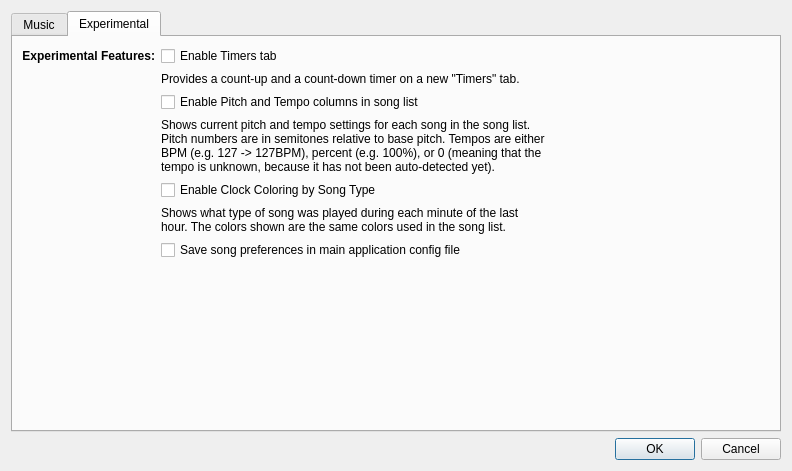
This is SquareDesk-DEV/test123/preferencesdialog.ui in mpogue2/SquareDesk as Qt 5 draws it before an edit. The edited form follows.
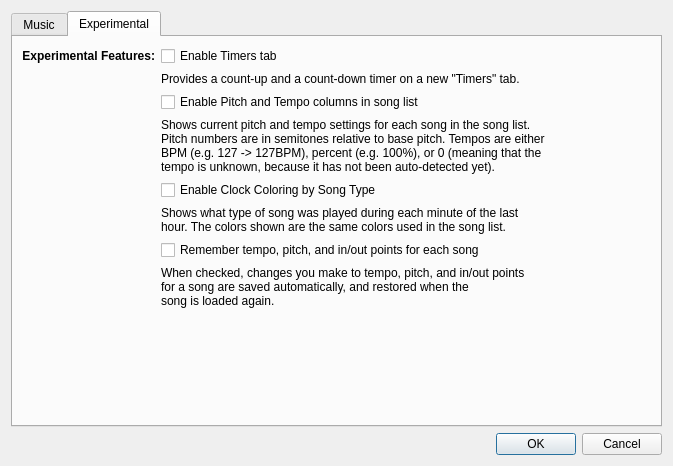
This is the edited form. The open tabs and pages were chosen to show the change.

Commit message:
Fixed layout of Experimental tab in Prefs
Switched to a grid layout, added help, renamed the new feature to something less "technical".

The edit to the form file:
```diff
--- a/SquareDesk-DEV/test123/preferencesdialog.ui
+++ b/SquareDesk-DEV/test123/preferencesdialog.ui
@@ -6,8 +6,8 @@
    <rect>
     <x>0</x>
     <y>0</y>
-    <width>792</width>
-    <height>471</height>
+    <width>673</width>
+    <height>466</height>
    </rect>
   </property>
   <property name="windowTitle">
@@ -203,7 +203,14 @@
         <attribute name="title">
          <string>Experimental</string>
         </attribute>
-        <layout class="QFormLayout" name="formLayout_2">
+        <layout class="QGridLayout" name="gridLayout_2">
+         <item row="2" column="1">
+          <widget class="QCheckBox" name="EnablePitchTempoViewCheckbox">
+           <property name="text">
+            <string>Enable Pitch and Tempo columns in song list</string>
+           </property>
+          </widget>
+         </item>
          <item row="0" column="0">
           <widget class="QLabel" name="ExpFeaturesLabel">
            <property name="font">
@@ -220,28 +227,21 @@
            </property>
           </widget>
          </item>
-         <item row="0" column="1">
+         <item row="0" column="1" colspan="2">
           <widget class="QCheckBox" name="EnableTimersTabCheckbox">
            <property name="text">
             <string>Enable Timers tab</string>
            </property>
           </widget>
          </item>
-         <item row="1" column="1">
+         <item row="1" column="1" colspan="2">
           <widget class="QLabel" name="timersHelpLabel">
            <property name="text">
             <string>&lt;html&gt;&lt;head/&gt;&lt;body&gt;&lt;p&gt;&lt;span style=&quot;&quot;&gt;Provides a count-up and a count-down timer on a new &amp;quot;Timers&amp;quot; tab.&lt;/span&gt;&lt;/p&gt;&lt;/body&gt;&lt;/html&gt;</string>
            </property>
           </widget>
          </item>
-         <item row="2" column="1">
-          <widget class="QCheckBox" name="EnablePitchTempoViewCheckbox">
-           <property name="text">
-            <string>Enable Pitch and Tempo columns in song list</string>
-           </property>
-          </widget>
-         </item>
-         <item row="3" column="1">
+         <item row="3" column="1" colspan="2">
           <widget class="QLabel" name="pitchTempoHelpLabel">
            <property name="text">
             <string>&lt;html&gt;&lt;head/&gt;&lt;body&gt;&lt;p&gt;&lt;span style=&quot;&quot;&gt;Shows current pitch and tempo settings for each song in the song list.&lt;br/&gt;Pitch numbers are in semitones relative to base pitch. Tempos are either &lt;br/&gt;BPM (e.g. 127 -&amp;gt; 127BPM), percent (e.g. 100%), or 0 (meaning that the &lt;br/&gt;tempo is unknown, because it has not been auto-detected yet).&lt;/span&gt;&lt;/p&gt;&lt;/body&gt;&lt;/html&gt;</string>
@@ -255,7 +255,7 @@
            </property>
           </widget>
          </item>
-         <item row="5" column="1">
+         <item row="5" column="1" colspan="2">
           <widget class="QLabel" name="clockColoringHelpLabel">
            <property name="text">
             <string>&lt;html&gt;&lt;head/&gt;&lt;body&gt;&lt;p&gt;&lt;span style=&quot;&quot;&gt;Shows what type of song was played during each minute of the last&lt;br/&gt;hour.  The colors shown are the same colors used in the song list.&lt;/span&gt;&lt;/p&gt;&lt;/body&gt;&lt;/html&gt;</string>
@@ -265,10 +265,36 @@
            </property>
           </widget>
          </item>
-         <item row="6" column="1">
+         <item row="7" column="1">
           <widget class="QCheckBox" name="checkBoxSaveSongPreferencesInConfig">
+           <property name="sizePolicy">
+            <sizepolicy hsizetype="Minimum" vsizetype="Fixed">
+             <horstretch>0</horstretch>
+             <verstretch>0</verstretch>
+            </sizepolicy>
+           </property>
            <property name="text">
-            <string>Save song preferences in main application config file</string>
+            <string>Remember tempo, pitch, and in/out points for each song</string>
+           </property>
+          </widget>
+         </item>
+         <item row="9" column="1">
+          <spacer name="verticalSpacer">
+           <property name="orientation">
+            <enum>Qt::Vertical</enum>
+           </property>
+           <property name="sizeHint" stdset="0">
+            <size>
+             <width>20</width>
+             <height>40</height>
+            </size>
+           </property>
+          </spacer>
+         </item>
+         <item row="8" column="1">
+          <widget class="QLabel" name="saveSongPrefsHelpLabel">
+           <property name="text">
+            <string>&lt;html&gt;&lt;head/&gt;&lt;body&gt;&lt;p&gt;&lt;span style=&quot;&quot;&gt;When checked, changes you make to tempo, pitch, and in/out points&lt;BR/&gt;for a song are saved automatically, and restored when the&lt;BR/&gt;song is loaded again.&lt;/span&gt;&lt;/p&gt;&lt;/body&gt;&lt;/html&gt;</string>
            </property>
           </widget>
          </item>
```
Left out of the diff: 70 changed lines with no effect on the pictures. The commit also changes 2 other files.
